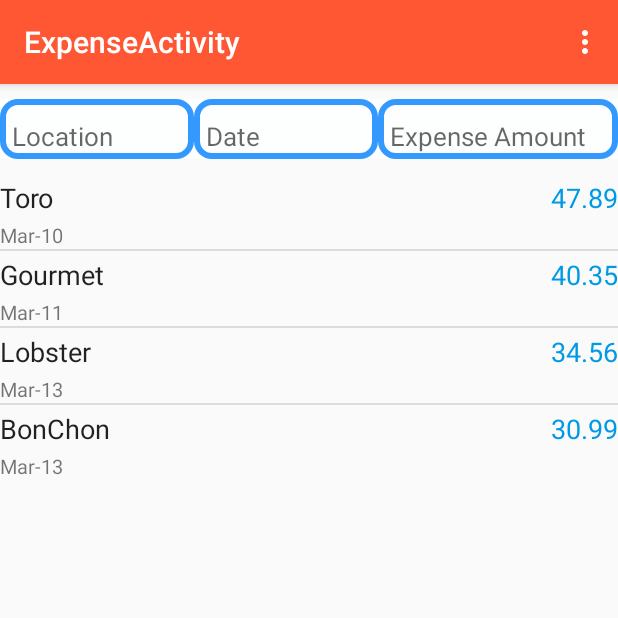
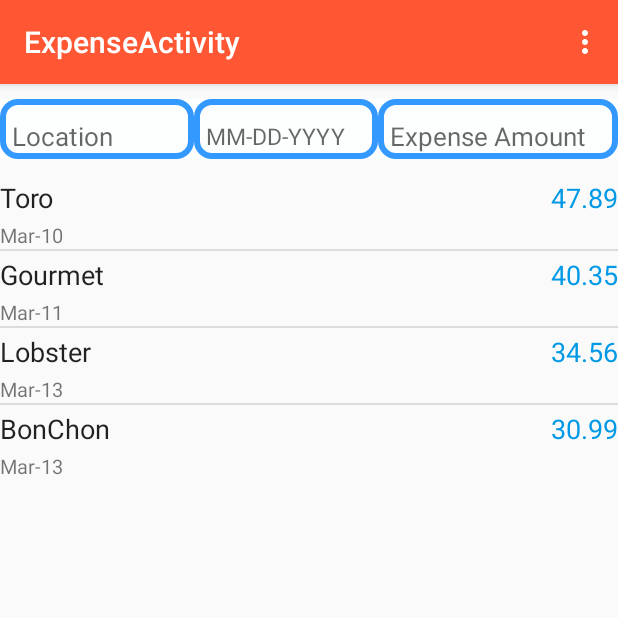
Before and after one commit to xuezhouappdev/EasyTravel, an Android app: the ExpenseActivity screen opened directly, with no data from a screen before it, on a phone screen of 412 x 824 dp, the top half of it. Run offline under Robolectric (Android 15) with nearby library versions, the phone set to English and light mode, and no system bars.

Commit message:
change on the date hint to 'MM-DD-YYYY'

```diff
--- a/app/src/main/res/layout/activity_main_expk.xml
+++ b/app/src/main/res/layout/activity_main_expk.xml
@@ -53,11 +53,11 @@
                         android:layout_width="65dp"
                         android:layout_height="40dp"
                         android:background="@drawable/editext_border_expk"
-                        android:hint="Date"
+                        android:hint="MM-DD-YYYY"
                         android:textColor="@color/colorLightsteelblue"
                         android:paddingLeft="8dp"
                         android:paddingTop="10dp"
-                        android:textSize="17dp"
+                        android:textSize="15dp"
                         android:layout_weight="19.01" />
 
                     <LinearLayout
```
